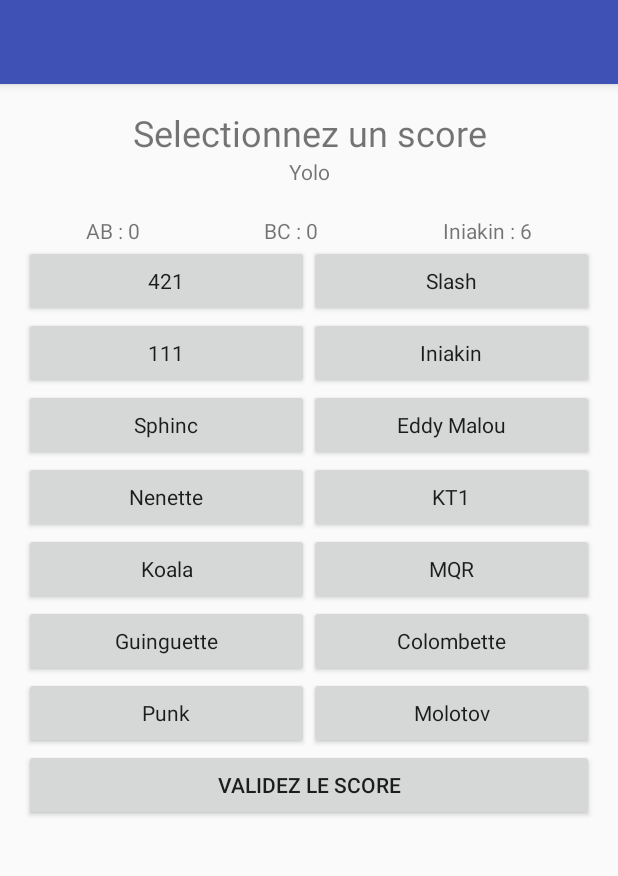
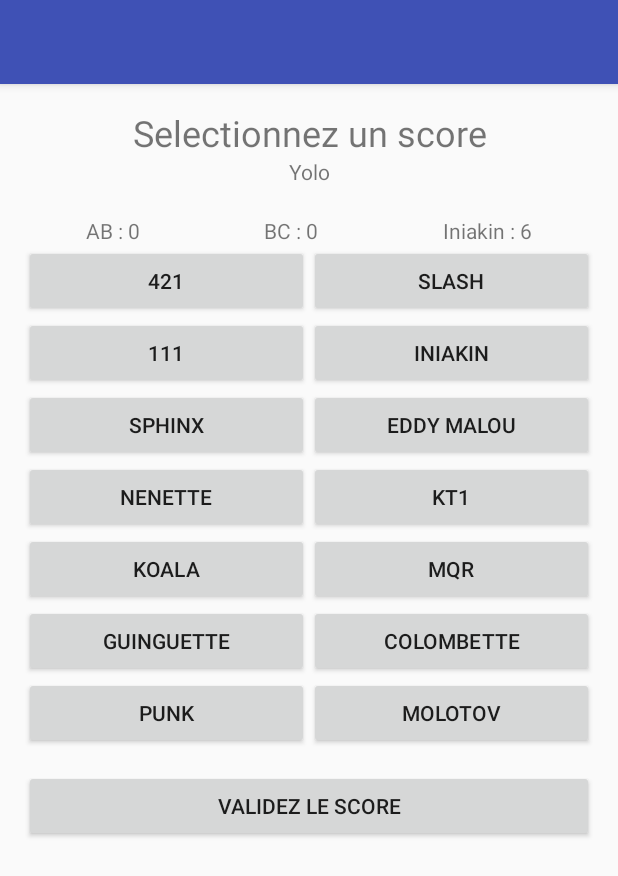
Before and after one commit to SolalDR/421, an Android app: the ScoreActivity screen opened directly, with no data from a screen before it, on a phone screen of 412 x 824 dp. Shown: the top 876 px of the screen. Run offline under Robolectric (Android 15) with nearby library versions, the phone set to English and light mode, and no system bars; 2 statements that could not run were skipped.

Commit message:
Create Combinaison object, create GridLayout in ScoreActivity to display combinaisons

```diff
--- a/app/src/main/java/com/solaldussout_revel/a421/ScoreActivity.java
+++ b/app/src/main/java/com/solaldussout_revel/a421/ScoreActivity.java
@@ -4,11 +4,16 @@ import android.os.Bundle;
 import android.support.v7.app.AppCompatActivity;
 import android.support.v7.widget.Toolbar;
 import android.view.View;
+import android.widget.ArrayAdapter;
 import android.widget.Button;
 import android.app.Dialog;
+import android.widget.GridView;
 import android.widget.TextView;
+import android.widget.AdapterView;
+import android.widget.Toast;
 
 
+import com.solaldussout_revel.a421.object.Combinaison;
 import com.solaldussout_revel.a421.object.Game;
 import com.solaldussout_revel.a421.object.Player;
 
@@ -23,7 +28,6 @@ public class ScoreActivity extends AppCompatActivity {
     Player player;
     SpinnerDialog mSpinnerDialog;
     ArrayList mqrOptions;
-    Button mqrButton;
 
 
 
@@ -35,37 +39,48 @@ public class ScoreActivity extends AppCompatActivity {
         setSupportActionBar(toolbar);
 
 
-        this.setGame();
-        this.setPlayer();
+        this.game = MainActivity.getGame();
+        this.player = game.getActualPlayer();
         this.setMqrOptions();
 
         setContentView(R.layout.activity_score);
 
+        //Define tour info
         TextView selfSquallLabel = (TextView)findViewById(R.id.selfSquallLabel);
         TextView coSquallLabel = (TextView)findViewById(R.id.coSquallLabel);
         TextView actualScoreLabel = (TextView)findViewById(R.id.actualScoreLabel);
         TextView playerNameLabel = (TextView)findViewById(R.id.playerNameLabel);
-
 
         selfSquallLabel.setText("AB : "+this.player.getTrueSquall().toString());
         coSquallLabel.setText("BC : "+this.game.getTrueSquall().toString());
         playerNameLabel.setText(this.player.getName());
 
 
-        mqrButton = (Button)findViewById(R.id.mqrButton);
-        mqrButton.setOnClickListener(mqrButtonListener);
+        //Gestison de la grille
+        String[] combinaisons = this.game.getCombinaisonsLib();
+        GridView grid = (GridView)findViewById(R.id.gridViewTest);
+        ArrayAdapter adapater =  new ArrayAdapter(this, R.layout.button_grid, combinaisons);
+        grid.setAdapter(adapater);
+        grid.setOnItemClickListener(new GridView.OnItemClickListener() {
+            @Override
+            public void onItemClick(AdapterView<?> adapater, View view, int position, long id) {
+                // Que faire quand on clique sur un élément de la liste ?
+
+                Integer pos = position;
+                Combinaison combin = game.getCombinaison(pos);
+                if(combin.getLib()=="MQR"){
+                    showDialog(0);
+                }
+
+                Toast toast = Toast.makeText(getApplicationContext(), "Combinaison : " + combin.getLib()+"\nValeure de base : "+combin.getValue().toString(), Toast.LENGTH_SHORT);
+                toast.show();
+
+            }
+        });
     }
 
 
-    View.OnClickListener mqrButtonListener = new View.OnClickListener(){
-        @Override
-        public void onClick(View v) {
-            showDialog(0);
-        }
-    };
 
-
-    @Override
     public Dialog onCreateDialog(int identifiant) {
         switch(identifiant) {
             case SPINNER_IDENTIFIANT :
@@ -80,7 +95,7 @@ public class ScoreActivity extends AppCompatActivity {
                 break;
         }
         return mSpinnerDialog;
-    }
+}
 
 
     private void setMqrOptions(){
@@ -93,18 +108,4 @@ public class ScoreActivity extends AppCompatActivity {
         mqrOptions.add("6");
     }
 
-
-    private void setGame(){
-        this.game = MainActivity.getGame();
-    }
-
-
-    public void setPlayer(){
-        this.player = game.getActualPlayer();
-    }
-
-    public Player getPlayer(){
-        return this.player;
-    }
-
 }
--- /dev/null
+++ b/app/src/main/java/com/solaldussout_revel/a421/object/Combinaison.java
@@ -0,0 +1,45 @@
+package com.solaldussout_revel.a421.object;
+
+import java.util.ArrayList;
+
+/**
+ * Created by Solal on 01/02/2017.
+ */
+
+public class Combinaison {
+
+    String lib=null;
+    Float value=null;
+    Boolean activeSquall=null;
+
+    public Combinaison(String libTmp, Float valueTmp, Boolean activeSquallTmp){
+        this.setActiveSquall(activeSquallTmp);
+        this.setValue(valueTmp);
+        this.setLib(libTmp);
+    }
+
+    public String getLib() {
+        return lib;
+    }
+
+    public void setLib(String lib) {
+        this.lib = lib;
+    }
+
+    public Float getValue() {
+        return value;
+    }
+
+    public void setValue(Float value) {
+        this.value = value;
+    }
+
+    public Boolean getActiveSquall() {
+        return activeSquall;
+    }
+
+    public void setActiveSquall(Boolean activeSquall) {
+        this.activeSquall = activeSquall;
+    }
+
+}
--- a/app/src/main/java/com/solaldussout_revel/a421/object/Game.java
+++ b/app/src/main/java/com/solaldussout_revel/a421/object/Game.java
@@ -9,6 +9,9 @@ public class Game {
     private Integer currentPlayer;
     private Integer currentTour;
     private Boolean isPaused;
+
+    private Combinaison[] combinaisons;
+    private String[] combinaisonsLib;
     private Player players[];
 
 
@@ -18,6 +21,7 @@ public class Game {
         this.setPlayers(new Player[1]);
         this.setCurrentTour(0);
         this.setCurrentPlayer(0);
+        this.setCombinaisons();
     }
 
     public void start(){
@@ -68,6 +72,50 @@ public class Game {
         this.currentTour = currentTour;
     }
 
+    public void setCombinaisons(){
+        this.combinaisons = new Combinaison[]{
+                new Combinaison("421", (float) 9, true),
+                new Combinaison("Slash", (float) 0, false),
+                new Combinaison("111", (float) 6, true),
+                new Combinaison("Iniakin", (float) 6, true),
+                new Combinaison("Sphinx", (float) 5, true),
+                new Combinaison("Eddy Malou", (float) 1.5, true),
+                new Combinaison("Nenette", (float) 0, false),
+                new Combinaison("KT1", (float) 1, false),
+                new Combinaison("Koala", (float) -1, false),
+                new Combinaison("MQR", (float) 9, true),
+                new Combinaison("Guinguette", (float) 9, true),
+                new Combinaison("Colombette", (float) 9, true),
+                new Combinaison("Punk", (float) 9, true),
+                new Combinaison("Molotov", (float) 9, true)
+        };
+
+
+        this.combinaisonsLib = new String[this.combinaisons.length];
+        System.out.println(this.combinaisonsLib.length);
+        for(int i=0; i<this.combinaisons.length; i++){
+            System.out.println(this.combinaisons[i].getLib());
+            this.combinaisonsLib[i] = this.combinaisons[i].getLib();
+        }
+    }
+
+    public Combinaison[] getCombinaisons() {
+        return combinaisons;
+    }
+
+    public Combinaison getCombinaison(Integer id){
+/*        for(int i=0; i<this.combinaisons.length; i++){
+            if(this.combinaisons[i].getLib()==lib){
+                return this.combinaisons[i];
+            }
+        }*/
+        return this.combinaisons[id];
+    }
+
+    public String[] getCombinaisonsLib(){
+        return this.combinaisonsLib;
+    }
+
     //Functions
 
     public Player addPlayer(String name){
--- /dev/null
+++ b/app/src/main/res/layout/button_grid.xml
@@ -0,0 +1,8 @@
+<?xml version="1.0" encoding="utf-8"?>
+<Button xmlns:android="http://schemas.android.com/apk/res/android"
+    android:layout_width="match_parent"
+    android:focusable="false"
+    android:focusableInTouchMode="false"
+    android:clickable="false"
+    android:layout_height="match_parent">
+</Button>
--- a/app/src/main/res/layout/content_score.xml
+++ b/app/src/main/res/layout/content_score.xml
@@ -5,7 +5,6 @@
     android:id="@+id/content_score"
     android:layout_width="match_parent"
     android:layout_height="match_parent"
-    android:paddingBottom="@dimen/activity_vertical_margin"
     android:paddingLeft="@dimen/activity_horizontal_margin"
     android:paddingRight="@dimen/activity_horizontal_margin"
     android:paddingTop="@dimen/activity_vertical_margin"
@@ -13,7 +12,17 @@
     tools:context="com.solaldussout_revel.a421.ScoreActivity"
     android:orientation="vertical"
     tools:showIn="@layout/activity_score"
-    android:weightSum="1">
+    android:weightSum="1"
+    android:isScrollContainer="true">
+
+    <ScrollView
+        android:layout_width="match_parent"
+        android:layout_height="match_parent">
+
+        <LinearLayout
+            android:layout_width="match_parent"
+            android:layout_height="match_parent"
+            android:orientation="vertical" >
 
             <TextView
                 android:text="Selectionnez un score"
@@ -36,7 +45,7 @@
             <LinearLayout
                 android:orientation="horizontal"
                 android:layout_width="match_parent"
-        android:layout_height="wrap_content">
+                android:layout_height="match_parent">
 
                 <TextView
                     android:text="AB : 0"
@@ -63,14 +72,20 @@
                     android:layout_weight="1" />
             </LinearLayout>
 
-    <include layout="@layout/content_score_list"
-        android:layout_height="wrap_content"
-        android:layout_weight="0.12" />
+            <GridView
+                android:layout_width="match_parent"
+                android:id="@+id/gridViewTest"
+                android:clickable="false"
+                android:numColumns="2"
+                android:nestedScrollingEnabled="false"
+                android:layout_height="350dp" />
 
             <Button
                 android:text="Validez le score"
                 android:layout_width="match_parent"
                 android:layout_height="wrap_content"
                 android:id="@+id/validScoreButton" />
+        </LinearLayout>
+    </ScrollView>
 
 </LinearLayout>
--- a/app/src/main/res/layout/content_score_list.xml
+++ /dev/null
@@ -1,165 +0,0 @@
-<?xml version="1.0" encoding="utf-8"?>
-<LinearLayout xmlns:android="http://schemas.android.com/apk/res/android"
-    android:orientation="vertical" android:layout_width="match_parent"
-    android:layout_height="wrap_content">
-
-
-    <LinearLayout
-    android:layout_width="match_parent"
-    android:layout_height="wrap_content"
-    android:orientation="horizontal"
-    android:weightSum="2" >
-
-
-        <Button
-            android:layout_width="match_parent"
-            android:layout_height="wrap_content"
-            android:layout_weight="1"
-            android:text="421"
-            style="@style/AppTheme.mainButton" />
-
-        <Button
-            android:layout_width="match_parent"
-            android:layout_height="wrap_content"
-            android:layout_weight="1"
-            android:text="Slash"
-            style="@style/AppTheme.mainButton" />
-
-    </LinearLayout>
-
-
-    <LinearLayout
-        android:layout_width="match_parent"
-        android:layout_height="wrap_content"
-        android:orientation="horizontal"
-        android:weightSum="2" >
-
-        <Button
-            android:layout_width="match_parent"
-            android:layout_height="wrap_content"
-            android:layout_weight="1"
-            android:text="111"
-            style="@style/AppTheme.mainButton" />
-
-        <Button
-            android:layout_width="match_parent"
-            android:layout_height="wrap_content"
-            android:layout_weight="1"
-            android:text="Iniakin"
-            style="@style/AppTheme.mainButton" />
-
-    </LinearLayout>
-
-    <LinearLayout
-        android:layout_width="match_parent"
-        android:layout_height="wrap_content"
-        android:orientation="horizontal"
-        android:weightSum="2" >
-
-        <Button
-            android:layout_width="match_parent"
-            android:layout_height="wrap_content"
-            android:layout_weight="1"
-            android:text="Sphinc"
-            style="@style/AppTheme.mainButton" />
-
-        <Button
-            android:layout_width="match_parent"
-            android:layout_height="wrap_content"
-            android:layout_weight="1"
-            android:text="Eddy Malou"
-            style="@style/AppTheme.mainButton" />
-
-    </LinearLayout>
-
-    <LinearLayout
-        android:layout_width="match_parent"
-        android:layout_height="wrap_content"
-        android:orientation="horizontal"
-        android:weightSum="2" >
-
-        <Button
-            android:layout_width="match_parent"
-            android:layout_height="wrap_content"
-            android:layout_weight="1"
-            android:text="Nenette"
-            style="@style/AppTheme.mainButton" />
-
-        <Button
-            android:layout_width="match_parent"
-            android:layout_height="wrap_content"
-            android:layout_weight="1"
-            android:text="KT1"
-            style="@style/AppTheme.mainButton" />
-
-    </LinearLayout>
-
-    <LinearLayout
-        android:layout_width="match_parent"
-        android:layout_height="wrap_content"
-        android:orientation="horizontal"
-        android:weightSum="2" >
-
-        <Button
-            android:layout_width="match_parent"
-            android:layout_height="wrap_content"
-            android:layout_weight="1"
-            android:text="Koala"
-            style="@style/AppTheme.mainButton" />
-
-        <Button
-            android:layout_width="match_parent"
-            android:layout_height="wrap_content"
-            android:layout_weight="1"
-            android:text="MQR"
-            style="@style/AppTheme.mainButton"
-            android:id="@+id/mqrButton" />
-
-    </LinearLayout>
-
-    <LinearLayout
-        android:layout_width="match_parent"
-        android:layout_height="wrap_content"
-        android:orientation="horizontal"
-        android:weightSum="2" >
-
-        <Button
-            android:layout_width="match_parent"
-            android:layout_height="wrap_content"
-            android:layout_weight="1"
-            android:text="Guinguette"
-            style="@style/AppTheme.mainButton" />
-
-        <Button
-            android:layout_width="match_parent"
-            android:layout_height="wrap_content"
-            android:layout_weight="1"
-            android:text="Colombette"
-            style="@style/AppTheme.mainButton" />
-
-    </LinearLayout>
-
-    <LinearLayout
-        android:layout_width="match_parent"
-        android:layout_height="wrap_content"
-        android:orientation="horizontal"
-        android:weightSum="2" >
-
-        <Button
-            android:layout_width="match_parent"
-            android:layout_height="wrap_content"
-            android:layout_weight="1"
-            android:text="Punk"
-            style="@style/AppTheme.mainButton" />
-
-        <Button
-            android:layout_width="match_parent"
-            android:layout_height="wrap_content"
-            android:layout_weight="1"
-            android:text="Molotov"
-            style="@style/AppTheme.mainButton" />
-
-    </LinearLayout>
-
-
-</LinearLayout>
```
Lines whose indentation alone changed are shown as unchanged.
